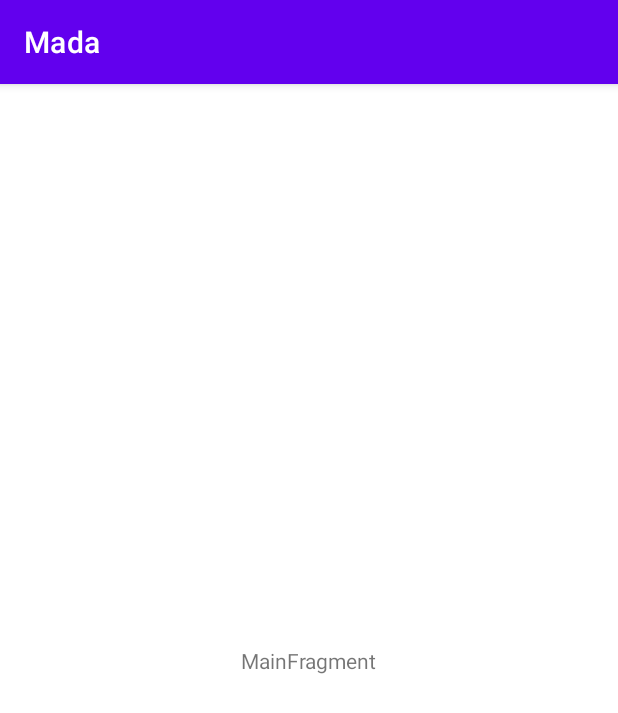
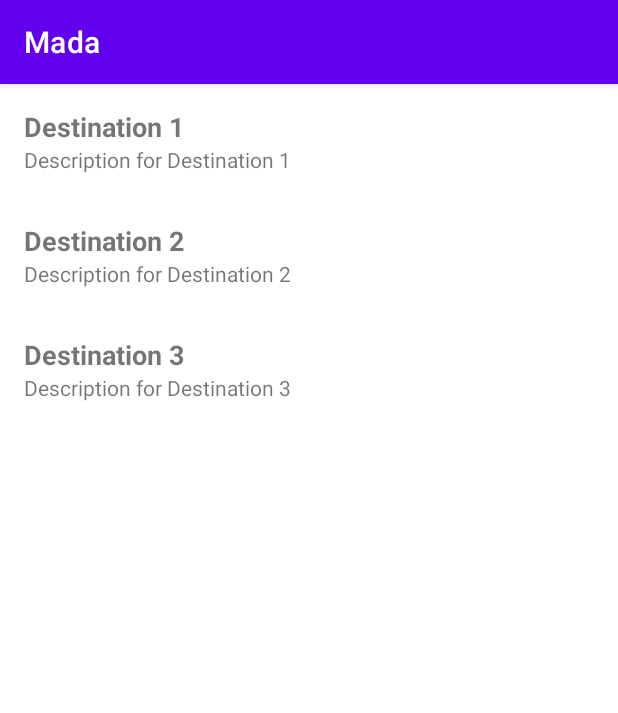
Before and after one commit to hjAinaRaj/Android-M1-P10, an Android app: the screen it shows after launch (MainActivity), on a phone screen of 412 x 824 dp. Shown: the top 713 px of the screen. Run offline under Robolectric (Android 15) with nearby library versions, the phone set to English and light mode, and no system bars.

Commit message:
simple destination list

```diff
--- a/app/build.gradle
+++ b/app/build.gradle
@@ -35,6 +35,7 @@ dependencies {
     implementation 'androidx.lifecycle:lifecycle-livedata-ktx:2.3.1'
     implementation 'androidx.lifecycle:lifecycle-viewmodel-ktx:2.3.1'
     implementation "androidx.core:core-splashscreen:1.0.1"
+    implementation 'androidx.legacy:legacy-support-v4:1.0.0'
     testImplementation 'junit:junit:4.+'
     androidTestImplementation 'androidx.test.ext:junit:1.1.5'
     androidTestImplementation 'androidx.test.espresso:espresso-core:3.5.1'
--- a/app/src/main/AndroidManifest.xml
+++ b/app/src/main/AndroidManifest.xml
@@ -12,7 +12,7 @@
         android:supportsRtl="true"
         android:theme="@style/Theme.Mada">
         <activity
-            android:name=".activities.MainActivity"
+            android:name=".ui.activities.MainActivity"
             android:exported="true"
             android:theme="@style/Theme.App.Starting">
             <intent-filter>
--- /dev/null
+++ b/app/src/main/java/mada/android/models/Destination.java
@@ -0,0 +1,89 @@
+package mada.android.models;
+
+import java.util.ArrayList;
+import java.util.List;
+
+public class Destination {
+    private String _id;
+    private String title;
+    private String description;
+    private String content;
+    private String image;
+    private String video;
+    private String localisation;
+    public Destination(String _id, String title, String description) {
+        this._id = _id;
+        this.title = title;
+        this.description = description;
+    }
+    public static List<Destination> generateSampleDestinations() {
+        List<Destination> destinations = new ArrayList<>();
+
+        // Generate 5 rows with different values
+        for (int i = 1; i <= 5; i++) {
+            String id = "ID_" + i;
+            String title = "Title " + i;
+            String description = "Description " + i;
+
+            Destination destination = new Destination(id, title, description);
+            destinations.add(destination);
+        }
+
+        return destinations;
+    }
+    public String get_id() {
+        return _id;
+    }
+
+    public void set_id(String _id) {
+        this._id = _id;
+    }
+
+    public String getTitle() {
+        return title;
+    }
+
+    public void setTitle(String title) {
+        this.title = title;
+    }
+
+    public String getDescription() {
+        return description;
+    }
+
+    public void setDescription(String description) {
+        this.description = description;
+    }
+
+    public String getContent() {
+        return content;
+    }
+
+    public void setContent(String content) {
+        this.content = content;
+    }
+
+    public String getImage() {
+        return image;
+    }
+
+    public void setImage(String image) {
+        this.image = image;
+    }
+
+    public String getVideo() {
+        return video;
+    }
+
+    public void setVideo(String video) {
+        this.video = video;
+    }
+
+    public String getLocalisation() {
+        return localisation;
+    }
+
+    public void setLocalisation(String localisation) {
+        this.localisation = localisation;
+    }
+}
--- a/app/src/main/java/mada/android/activities/MainActivity.java
+++ b/app/src/main/java/mada/android/ui/activities/MainActivity.java
@@ -1,4 +1,4 @@
-package mada.android.activities;
+package mada.android.ui.activities;
 
 import androidx.appcompat.app.AppCompatActivity;
 import androidx.core.splashscreen.SplashScreen;
@@ -6,7 +6,8 @@ import androidx.core.splashscreen.SplashScreen;
 import android.os.Bundle;
 
 import mada.android.R;
-import mada.android.activities.main.MainFragment;
+import mada.android.ui.fragments.DestinationListFragment;
+import mada.android.ui.fragments.main.MainFragment;
 
 public class MainActivity extends AppCompatActivity {
 
@@ -17,7 +18,7 @@ public class MainActivity extends AppCompatActivity {
         setContentView(R.layout.main_activity);
         if (savedInstanceState == null) {
             getSupportFragmentManager().beginTransaction()
-                    .replace(R.id.container, MainFragment.newInstance())
+                    .replace(R.id.container, DestinationListFragment.newInstance())
                     .commitNow();
         }
     }
--- a/app/src/main/java/mada/android/activities/SplashScreenActivity.java
+++ b/app/src/main/java/mada/android/ui/activities/SplashScreenActivity.java
@@ -1,12 +1,10 @@
-package mada.android.activities;
+package mada.android.ui.activities;
 
 import androidx.appcompat.app.AppCompatActivity;
 
 import android.content.Intent;
 import android.os.Bundle;
 import android.os.Handler;
-
-import mada.android.R;
 
 public class SplashScreenActivity extends AppCompatActivity {
 
--- /dev/null
+++ b/app/src/main/java/mada/android/ui/fragments/DestinationListFragment.java
@@ -0,0 +1,112 @@
+package mada.android.ui.fragments;
+
+import android.os.Bundle;
+
+import androidx.annotation.NonNull;
+import androidx.annotation.Nullable;
+import androidx.fragment.app.Fragment;
+import androidx.recyclerview.widget.LinearLayoutManager;
+import androidx.recyclerview.widget.RecyclerView;
+import androidx.viewpager2.adapter.FragmentStateAdapter;
+import androidx.viewpager2.widget.ViewPager2;
+
+import android.view.LayoutInflater;
+import android.view.View;
+import android.view.ViewGroup;
+import android.widget.TextView;
+
+import java.util.ArrayList;
+import java.util.List;
+
+import mada.android.R;
+import mada.android.models.Destination;
+
+
+public class DestinationListFragment extends Fragment {
+
+    private List<Destination> destinationList;
+    private RecyclerView recyclerView;
+    private DestinationAdapter destinationAdapter;
+
+    public DestinationListFragment() {
+        // Required empty public constructor
+    }
+    public static DestinationListFragment newInstance(){
+        return new DestinationListFragment();
+    }
+    @Override
+    public void onCreate(Bundle savedInstanceState) {
+        super.onCreate(savedInstanceState);
+        // Initialize the list of destinations (you can get this list from your data source)
+        destinationList = getDestinations();
+    }
+
+    @Nullable
+    @Override
+    public View onCreateView(@NonNull LayoutInflater inflater, @Nullable ViewGroup container, @Nullable Bundle savedInstanceState) {
+        View view = inflater.inflate(R.layout.fragment_destination_list, container, false);
+
+        RecyclerView recyclerView = (RecyclerView)  view.findViewById(R.id.destinationRecyclerView);
+
+        recyclerView.setHasFixedSize(true);
+
+
+        recyclerView = view.findViewById(R.id.destinationRecyclerView);
+        recyclerView.setLayoutManager(new LinearLayoutManager(getActivity()));
+
+
+        destinationAdapter = new DestinationAdapter(destinationList);
+        recyclerView.setAdapter(destinationAdapter);
+
+        return view;
+    }
+
+    // Dummy method to provide a list of destinations for demonstration purposes
+    private List<Destination> getDestinations() {
+        List<Destination> destinations = new ArrayList<>();
+        destinations.add(new Destination("1", "Destination 1", "Description for Destination 1"));
+        destinations.add(new Destination("2", "Destination 2", "Description for Destination 2"));
+        destinations.add(new Destination("3", "Destination 3", "Description for Destination 3"));
+        // Add more destinations as needed
+        return destinations;
+    }
+
+    private class DestinationAdapter extends RecyclerView.Adapter<DestinationAdapter.ViewHolder> {
+
+        private List<Destination> destinationList;
+
+        public DestinationAdapter(List<Destination> destinationList) {
+            this.destinationList = destinationList;
+        }
+
+        @NonNull
+        @Override
+        public ViewHolder onCreateViewHolder(@NonNull ViewGroup parent, int viewType) {
+            View view = LayoutInflater.from(parent.getContext()).inflate(R.layout.fragment_destination_item, parent, false);
+            return new ViewHolder(view);
+        }
+
+        @Override
+        public void onBindViewHolder(@NonNull ViewHolder holder, int position) {
+            Destination destination = destinationList.get(position);
+            holder.titleTextView.setText(destination.getTitle());
+            holder.descriptionTextView.setText(destination.getDescription());
+        }
+
+        @Override
+        public int getItemCount() {
+            return destinationList.size();
+        }
+
+        class ViewHolder extends RecyclerView.ViewHolder {
+            TextView titleTextView;
+            TextView descriptionTextView;
+
+            ViewHolder(View itemView) {
+                super(itemView);
+                titleTextView = itemView.findViewById(R.id.titleTextView);
+                descriptionTextView = itemView.findViewById(R.id.descriptionTextView);
+            }
+        }
+    }
+}
--- a/app/src/main/java/mada/android/activities/main/MainFragment.java
+++ b/app/src/main/java/mada/android/ui/fragments/main/MainFragment.java
@@ -1,4 +1,4 @@
-package mada.android.activities.main;
+package mada.android.ui.fragments.main;
 
 import androidx.lifecycle.ViewModelProvider;
 
@@ -27,6 +27,8 @@ public class MainFragment extends Fragment {
     public View onCreateView(@NonNull LayoutInflater inflater, @Nullable ViewGroup container,
                              @Nullable Bundle savedInstanceState) {
         return inflater.inflate(R.layout.main_fragment, container, false);
+
+
     }
 
     @Override
--- a/app/src/main/java/mada/android/activities/main/MainViewModel.java
+++ b/app/src/main/java/mada/android/ui/fragments/main/MainViewModel.java
@@ -1,4 +1,4 @@
-package mada.android.activities.main;
+package mada.android.ui.fragments.main;
 
 import androidx.lifecycle.ViewModel;
 
--- a/app/src/main/res/layout/activity_splash_screen.xml
+++ b/app/src/main/res/layout/activity_splash_screen.xml
@@ -4,7 +4,7 @@
     xmlns:tools="http://schemas.android.com/tools"
     android:layout_width="match_parent"
     android:layout_height="match_parent"
-    tools:context=".activities.SplashScreenActivity">
+    tools:context=".ui.activities.SplashScreenActivity">
 
     <TextView
         android:id="@+id/splashScreenTxt"
--- /dev/null
+++ b/app/src/main/res/layout/fragment_destination_item.xml
@@ -0,0 +1,21 @@
+<?xml version="1.0" encoding="utf-8"?>
+<LinearLayout xmlns:android="http://schemas.android.com/apk/res/android"
+    android:layout_width="match_parent"
+    android:layout_height="wrap_content"
+    android:orientation="vertical"
+    android:padding="16dp">
+
+    <TextView
+        android:id="@+id/titleTextView"
+        android:layout_width="wrap_content"
+        android:layout_height="wrap_content"
+        android:textSize="18sp"
+        android:textStyle="bold" />
+
+    <TextView
+        android:id="@+id/descriptionTextView"
+        android:layout_width="wrap_content"
+        android:layout_height="wrap_content"
+        android:textSize="14sp" />
+
+</LinearLayout>
--- /dev/null
+++ b/app/src/main/res/layout/fragment_destination_list.xml
@@ -0,0 +1,15 @@
+<?xml version="1.0" encoding="utf-8"?>
+
+<FrameLayout xmlns:android="http://schemas.android.com/apk/res/android"
+    xmlns:tools="http://schemas.android.com/tools"
+    android:layout_width="match_parent"
+    android:layout_height="match_parent"
+    tools:context=".ui.fragments.DestinationListFragment">
+
+
+    <androidx.recyclerview.widget.RecyclerView
+        android:id="@+id/destinationRecyclerView"
+        android:layout_width="match_parent"
+        android:layout_height="match_parent" />
+
+</FrameLayout>
--- a/app/src/main/res/layout/main_activity.xml
+++ b/app/src/main/res/layout/main_activity.xml
@@ -4,4 +4,4 @@
     android:id="@+id/container"
     android:layout_width="match_parent"
     android:layout_height="match_parent"
-    tools:context=".activities.MainActivity" />
+    tools:context=".ui.activities.MainActivity" />
--- a/app/src/main/res/layout/main_fragment.xml
+++ b/app/src/main/res/layout/main_fragment.xml
@@ -5,7 +5,7 @@
     android:id="@+id/main"
     android:layout_width="match_parent"
     android:layout_height="match_parent"
-    tools:context=".activities.main.MainFragment">
+    tools:context=".ui.fragments.main.MainFragment">
 
     <TextView
         android:id="@+id/message"
--- a/app/src/main/res/values/strings.xml
+++ b/app/src/main/res/values/strings.xml
@@ -1,3 +1,5 @@
 <resources>
     <string name="app_name">Mada</string>
+    <!-- TODO: Remove or change this placeholder text -->
+    <string name="hello_blank_fragment">Hello blank fragment</string>
 </resources>
```
Also changed, not shown: app/src/main/java/mada/android/ui/fragments/DestinationItemFragment.java (added, +50 -0 lines).
